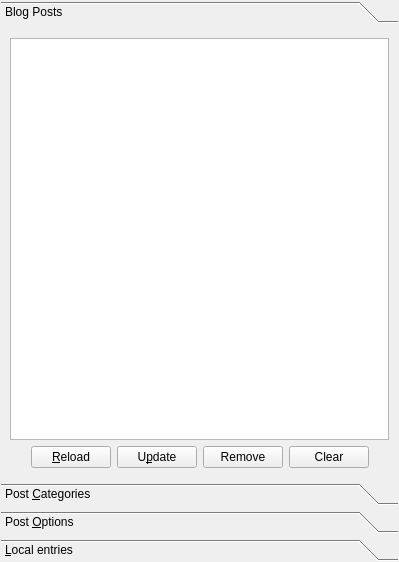
Above: src/toolboxbase.ui from mtux/bilbo before the change. Below: the same form after it.
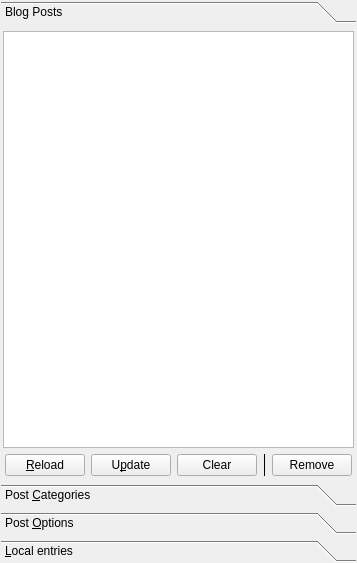
That is the form after the change. Custom widgets are drawn as their Qt base class.

What changed in the file:
```diff
--- a/src/toolboxbase.ui
+++ b/src/toolboxbase.ui
@@ -5,8 +5,8 @@
    <rect>
     <x>0</x>
     <y>0</y>
-    <width>399</width>
-    <height>562</height>
+    <width>357</width>
+    <height>563</height>
    </rect>
   </property>
   <layout class="QGridLayout" name="gridLayout_2" >
@@ -25,14 +25,17 @@
          <rect>
           <x>0</x>
           <y>0</y>
-          <width>385</width>
-          <height>432</height>
+          <width>343</width>
+          <height>433</height>
          </rect>
         </property>
         <attribute name="label" >
          <string>Blog Posts</string>
         </attribute>
         <layout class="QVBoxLayout" name="verticalLayout_4" >
+         <property name="margin" >
+          <number>2</number>
+         </property>
          <item>
           <widget class="KListWidget" name="lstEntriesList" >
            <property name="editTriggers" >
@@ -90,16 +93,6 @@
              </property>
             </widget>
            </item>
-           <item>
-            <widget class="KPushButton" name="btnEntriesRemove" >
-             <property name="toolTip" >
-              <string>Remove selected entry from server</string>
-             </property>
-             <property name="text" >
-              <string>Remove</string>
-             </property>
-            </widget>
-           </item>
            <item>
             <widget class="KPushButton" name="btnEntriesClear" >
              <property name="toolTip" >
@@ -110,6 +103,23 @@
              </property>
             </widget>
            </item>
+           <item>
+            <widget class="KSeparator" name="kseparator" >
+             <property name="orientation" >
+              <enum>Qt::Vertical</enum>
+             </property>
+            </widget>
+           </item>
+           <item>
+            <widget class="KPushButton" name="btnEntriesRemove" >
+             <property name="toolTip" >
+              <string>Remove selected entry from server</string>
+             </property>
+             <property name="text" >
+              <string>Remove</string>
+             </property>
+            </widget>
+           </item>
            <item>
             <spacer name="horizontalSpacer_4" >
              <property name="orientation" >
@@ -640,6 +650,11 @@
    <extends>QPushButton</extends>
    <header>kpushbutton.h</header>
   </customwidget>
+  <customwidget>
+   <class>KSeparator</class>
+   <extends>QFrame</extends>
+   <header>kseparator.h</header>
+  </customwidget>
  </customwidgets>
  <tabstops>
   <tabstop>btnCatAdd</tabstop>
```
Left out of the diff: 25 changed lines with no effect on the pictures.
